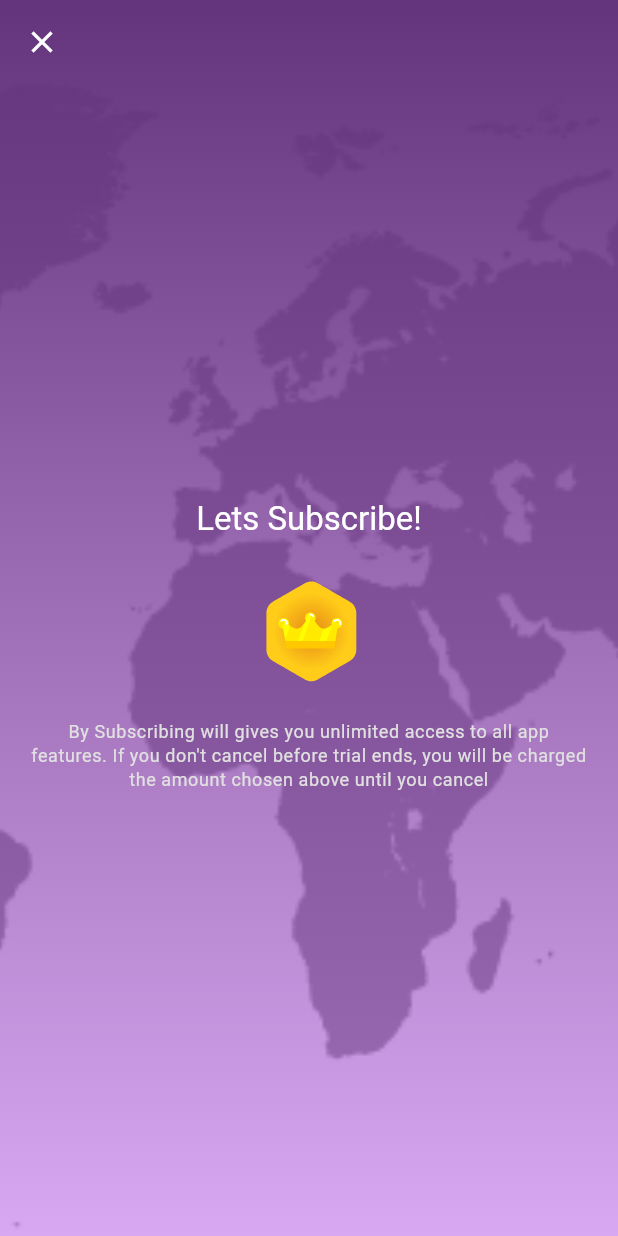
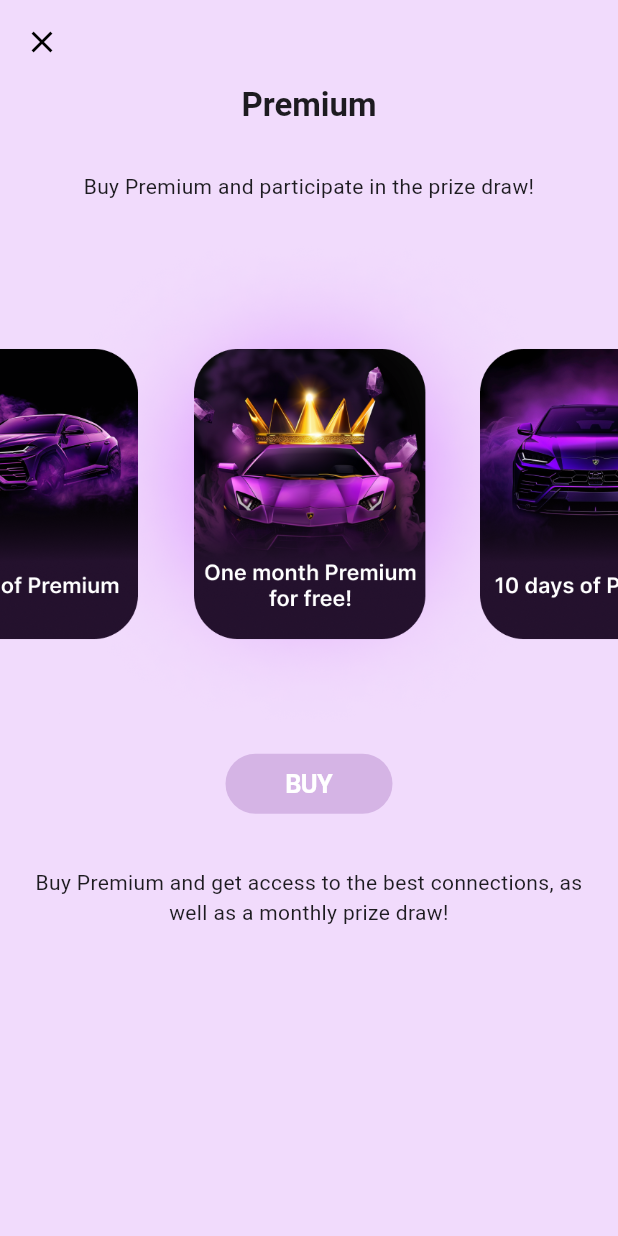
Before and after one commit to Millersin/vpn_app, a Flutter app: the SubscriptionScreen screen opened directly, on a phone screen of 412 x 824 dp. Run offline on Flutter 3.47's test engine with Material 3 defaults, Android fonts, the phone set to English and light mode, and no system bars; drawn by our look-alikes of lottie; our stand-ins replace cached_network_image, dio, easy_localization, firebase_analytics, firebase_core, flutter_advanced_drawer and 7 more; missing offline and left inert: app_tracking_transparency, country_codes, dart_ping, extended_tabs, flutter_inapp_purchase, in_app_update and 2 more; accounts and stored records are empty; network calls fail.

Commit message:
make subscription_screen.dart

```diff
--- a/assets/languages/en.json
+++ b/assets/languages/en.json
@@ -9,8 +9,8 @@
     "select_server": "Select Server",
     "download": "Download",
     "upload": "Upload",
-    "subscription_title": "Lets Subscribe!",
-    "subscription_description": "By Subscribing will gives you unlimited access to all app features. If you don't cancel before trial ends, you will be charged the amount chosen above until you cancel",
+    "subscription_title": "Buy Premium and participate in the prize draw!",
+    "subscription_description": "Buy Premium and get access to the best connections, as well as a monthly prize draw!",
     "theme_mode": "Theme Mode",
     "theme_mode_title": "Theme Mode",
     "theme_mode_subtitle": "Choose your theme mode",
@@ -39,5 +39,6 @@
     "no_restore_description": "You don't have any purchases in the past",
     "understand": "Understand",
     "language_english": "English",
-    "language_russian": "Russian"
+    "language_russian": "Russian",
+    "buy_button": "BUY"
 }
--- a/assets/languages/ru.json
+++ b/assets/languages/ru.json
@@ -9,8 +9,8 @@
     "select_server": "Выбрать сервер",
     "download": "Скачать",
     "upload": "Загрузить",
-    "subscription_title": "Подпишитесь!",
-    "subscription_description": "Подписка даст вам неограниченный доступ ко всем функциям приложения. Если вы не отмените подписку до окончания пробного периода, с вас будет списана сумма, указанная выше, до тех пор, пока вы не отмените подписку",
+    "subscription_title": "Купите Premium и участвуйте в розыгрыше призов!",
+    "subscription_description": "Купите Premium и получите доступ к лучшим соединениям, а также ежемесячный розыгрыш призов!",
     "theme_mode": "Режим темы",
     "theme_mode_title": "Режим темы",
     "theme_mode_subtitle": "Выберите режим темы",
@@ -39,5 +39,6 @@
     "no_restore_description": "У вас нет покупок в прошлом",
     "understand": "Понял",
     "language_english": "Английский",
-    "language_russian": "Русский"
+    "language_russian": "Русский",
+    "buy_button": "КУПИТЬ"
 }
--- a/lib/ui/screens/subscription_screen.dart
+++ b/lib/ui/screens/subscription_screen.dart
@@ -24,55 +24,99 @@ class SubscriptionScreen extends StatefulWidget {
 class _SubscriptionScreenState extends State<SubscriptionScreen> {
   @override
   Widget build(BuildContext context) {
-    return Container(
-      decoration: BoxDecoration(
-        gradient: LinearGradient(colors: primaryGradient.colors, begin: Alignment.topCenter, end: Alignment.bottomCenter),
-      ),
-      child: Scaffold(
-        backgroundColor: Colors.transparent,
+    return Scaffold(
+
+      // Фон всей вкладки под цвет выбранной темы
+      backgroundColor: Theme.of(context).scaffoldBackgroundColor,
       appBar: AppBar(
         backgroundColor: Colors.transparent,
-          leading: const CloseButton(color: Colors.white,),
+        leading: CloseButton(
+          color: Theme.of(context).brightness == Brightness.light
+              ? Colors.black // Цвет для светлой темы
+              : Colors.white, // Цвет для тёмной темы
         ),
-        body: Stack(
-          fit: StackFit.expand,
+      ),
+      body: Consumer<IAPProvider>(
+        builder: (context, value, child) {
+          return ListView(
             children: [
-            Image.asset('assets/images/background_world.png', fit: BoxFit.fitHeight, color: primaryColor),
-            Consumer<IAPProvider>(
-              builder: (context, value, child) {
-                return Center(
-                  child: ListView(
-                    shrinkWrap: true,
-                    physics: const BouncingScrollPhysics(),
+              // Текст выше картинки
+              Text(
+                "Premium",
+                textAlign: TextAlign.center,
+                style: Theme.of(context).textTheme.titleLarge!.copyWith(
+                  color: Theme.of(context).textTheme.bodyLarge!.color,
+                  fontWeight: FontWeight.bold,
+                ),
+              ).tr(),
+              const ColumnDivider(space: 10),
+              Container(
                 padding: const EdgeInsets.all(20),
-                    children: [
-                      Text(
+                child: Text(
                   "subscription_title",
                   textAlign: TextAlign.center,
-                        style: Theme.of(context).textTheme.titleLarge!.copyWith(color: Colors.white),
+                  style: Theme.of(context).textTheme.bodyMedium!.copyWith(color: Theme.of(context).textTheme.bodyMedium!.color),
                 ).tr(),
-                      const ColumnDivider(),
-                      LottieBuilder.asset("assets/animations/crown_pro.json", width: 100, height: 100),
-                      const ColumnDivider(),
-                      Text(
+              ),
+
+              // Центральная картинка, растянутая на 100% ширины
+              SizedBox(
+                width: double.infinity, // Растягиваем на всю ширину экрана
+                child: Image.asset(
+                  'assets/images/premium_img.png', // Замените на путь к вашей картинке
+                  fit: BoxFit.cover, // Растягиваем картинку, чтобы она заполнила всё пространство
+                ),
+              ),
+
+              Container(
+                padding: const EdgeInsets.symmetric(horizontal: 20),
+                child: CupertinoButton(
+                  onPressed: () {
+                    // Здесь добавьте логику, которая должна сработать при нажатии на кнопку
+                    print("Кнопка 'Купить' нажата");
+                  },
+                  child: Container(
+                    padding: const EdgeInsets.symmetric(horizontal: 40, vertical: 10), // Дополнительный отступ для текста
+                    decoration: BoxDecoration(
+                      color: Theme.of(context).colorScheme.surface, // Цвет фона кнопки
+                      borderRadius: BorderRadius.circular(20), // Радиус углов кнопки
+                    ),
+                    child: Text(
+                      "buy_button", // Преобразуем текст в верхний регистр
+                      style: TextStyle(
+                        color: Colors.white, // Цвет текста
+                        fontWeight: FontWeight.bold, // Сделаем текст жирным
+                      ),
+                    ).tr(),
+                  ),
+                ),
+              ),
+
+              // Текст ниже картинки
+              Container(
+                padding: const EdgeInsets.all(20),
+                child: Text(
                   "subscription_description",
                   textAlign: TextAlign.center,
-                        style: Theme.of(context).textTheme.bodySmall!.copyWith(color: Colors.grey.shade300),
+                  style: Theme.of(context).textTheme.bodyMedium!.copyWith(color: Theme.of(context).textTheme.bodyMedium!.color),
                 ).tr(),
-                      const ColumnDivider(space: 20),
+              ),
+              const ColumnDivider(space: 20), // Отступ между текстом и кнопками (можно менять высоту)
+
+              // Кнопки подписки
               ...value.productItems.map((e) => _subsButton(value, e)),
-                      if (Platform.isIOS) ...[const ColumnDivider(space: 20), _restoreButton(value)]
+              if (Platform.isIOS) ...[
+                const ColumnDivider(space: 20), // Отступ между кнопками и кнопкой восстановления (можно менять высоту)
+                _restoreButton(value),
               ],
-                  ),
+            ],
           );
         },
-            ),
-          ],
-        ),
       ),
     );
   }
 
+  // Виджет для кнопки подписки
   Widget _subsButton(IAPProvider provider, IAPItem e) {
     return CupertinoButton(
       padding: EdgeInsets.zero,
@@ -82,7 +126,7 @@ class _SubscriptionScreenState extends State<SubscriptionScreen> {
       child: SizedBox(
         height: 100,
         child: CustomCard(
-          margin: const EdgeInsets.symmetric(vertical: 5),
+          margin: const EdgeInsets.symmetric(vertical: 5), // Отступы между кнопками (можно менять)
           showOnOverflow: false,
           child: Stack(
             children: [
@@ -109,6 +153,7 @@ class _SubscriptionScreenState extends State<SubscriptionScreen> {
     );
   }
 
+  // Виджет для кнопки восстановления покупки
   Widget _restoreButton(IAPProvider provider) {
     return CupertinoButton(
       padding: EdgeInsets.zero,
@@ -118,7 +163,12 @@ class _SubscriptionScreenState extends State<SubscriptionScreen> {
             NAlertDialog(
               title: Text("no_restore_title".tr()),
               content: Text("no_restore_description".tr()),
-              actions: [TextButton(onPressed: () => closeScreen(context), child: Text("understand".tr()))],
+              actions: [
+                TextButton(
+                  onPressed: () => closeScreen(context),
+                  child: Text("understand".tr()),
+                ),
+              ],
             ).show(context);
           }
         });
```
Also changed, not shown: assets/images/premium_img.png (added), 5 other files. Lines whose indentation alone changed are shown as unchanged.
